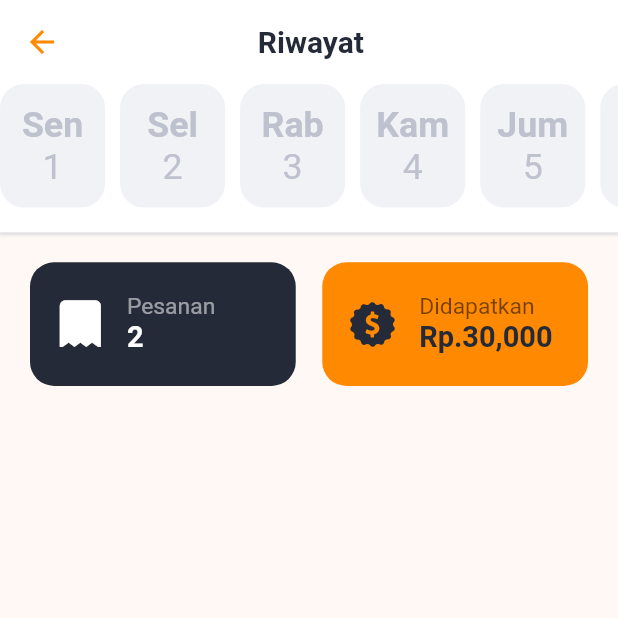
After one commit to MirzaMlna/Tambalin, a Flutter app: the HistoryView screen opened directly, on a phone screen of 412 x 824 dp, the top half of it. The commit adds this screen. Run offline on Flutter 3.47's test engine with Material 2 defaults, Android fonts, the light colour scheme and no system bars; our stand-ins replace chat_bubbles, get, google_fonts, responsive_sizer, settings_ui; missing offline and left inert: flutter_verification_code.

Commit message:
🎉🚧 Create History Page

```diff
--- /dev/null
+++ b/lib/history/history_date_separated.dart
@@ -0,0 +1,25 @@
+
+
+class HistoryDate {
+  String day;
+  int date;
+
+
+  HistoryDate(
+    this.day,
+    this.date,
+  );
+}
+
+List date = [
+  HistoryDate('Sen', 01),
+  HistoryDate('Sel', 02),
+  HistoryDate('Rab', 03),
+  HistoryDate('Kam', 04),
+  HistoryDate('Jum', 05),
+  HistoryDate('Sab', 06),
+  HistoryDate('Min', 07),
+  HistoryDate('Sen', 08),
+  HistoryDate('Sel', 09),
+  HistoryDate('Rab', 10),
+];
--- /dev/null
+++ b/lib/history/history_view.dart
@@ -0,0 +1,221 @@
+import 'package:flutter/material.dart';
+import 'package:responsive_sizer/responsive_sizer.dart';
+import 'package:tambalin_app/history/history_date_separated.dart';
+import 'package:tambalin_app/utlis/color_pallete.dart';
+import 'package:tambalin_app/utlis/tambalin_icons.dart';
+
+class HistoryView extends StatefulWidget {
+  const HistoryView({super.key});
+
+  @override
+  State<HistoryView> createState() => _HistoryViewState();
+}
+
+class _HistoryViewState extends State<HistoryView> {
+  bool dateClicked = false;
+
+  void toggleColor() {
+    setState(() {
+      dateClicked = !dateClicked;
+    });
+  }
+
+  @override
+  Widget build(BuildContext context) {
+    return Scaffold(
+      appBar: AppBar(
+        elevation: 0.0,
+        backgroundColor: Colors.white,
+        leading: BackButton(
+          color: tambalinPrimary,
+          onPressed: () => Navigator.pop(context),
+        ),
+        title: Row(
+          mainAxisAlignment: MainAxisAlignment.spaceAround,
+          children: [
+            SizedBox(
+              width: 2.w,
+            ),
+            const Text(
+              'Riwayat',
+              style: TextStyle(
+                color: tambalinBlack,
+                fontWeight: FontWeight.w600,
+              ),
+            ),
+            SizedBox(
+              width: 15.w,
+            ),
+          ],
+        ),
+      ),
+      body: SingleChildScrollView(
+        child: Column(
+          children: [
+            Stack(
+              children: [
+                Container(
+                  width: 100.w,
+                  height: 12.h,
+                  decoration: BoxDecoration(
+                    color: Colors.white,
+                    boxShadow: [
+                      BoxShadow(
+                        color: const Color(0xFFBEC2CE).withOpacity(0.5),
+                        spreadRadius: 1,
+                        blurRadius: 1,
+                        offset: const Offset(0, 1),
+                      ),
+                    ],
+                  ),
+                ),
+                SizedBox(
+                  height: 10.h,
+                  child: ListView.separated(
+                    scrollDirection: Axis.horizontal,
+                    itemBuilder: (BuildContext context, int index) {
+                      final historyDate = date[index];
+                      return GestureDetector(
+                        onTap: () {
+                          toggleColor();
+                        },
+                        child: Container(
+                          width: 17.w,
+                          height: 15.h,
+                          decoration: BoxDecoration(
+                            color: dateClicked
+                                ? Colors.white
+                                : const Color(0xFFF1F2F6),
+                            borderRadius: BorderRadius.circular(16),
+                            border: Border.all(
+                              color: dateClicked
+                                  ? tambalinPrimary
+                                  : const Color(0xFFF1F2F6),
+                              width: 2.0,
+                            ),
+                          ),
+                          child: Column(
+                            mainAxisAlignment: MainAxisAlignment.center,
+                            children: [
+                              Text(
+                                historyDate.day,
+                                style: TextStyle(
+                                  color: dateClicked
+                                      ? tambalinPrimary
+                                      : const Color(0xFFBEC2CE),
+                                  fontSize: 20.sp,
+                                  fontWeight: FontWeight.w600,
+                                ),
+                              ),
+                              Text(
+                                '${historyDate.date}',
+                                style: TextStyle(
+                                  color: dateClicked
+                                      ? tambalinPrimary
+                                      : const Color(0xFFBEC2CE),
+                                  fontSize: 20.sp,
+                                ),
+                              ),
+                            ],
+                          ),
+                        ),
+                      );
+                    },
+                    separatorBuilder: (BuildContext context, int index) {
+                      return const SizedBox(width: 10.0);
+                    },
+                    itemCount: date.length,
+                  ),
+                ),
+              ],
+            ),
+            Padding(
+              padding: const EdgeInsets.fromLTRB(20, 20, 20, 0),
+              child: Row(
+                mainAxisAlignment: MainAxisAlignment.spaceBetween,
+                children: [
+                  Container(
+                    height: 10.h,
+                    width: 43.w,
+                    padding: const EdgeInsets.all(15.0),
+                    decoration: BoxDecoration(
+                        color: tambalinBlack,
+                        borderRadius: BorderRadius.circular(16)),
+                    child: Row(
+                      children: [
+                        Icon(
+                          Tambalin.order,
+                          size: 25.sp,
+                          color: Colors.white,
+                        ),
+                        SizedBox(
+                          width: 3.w,
+                        ),
+                        Column(
+                          mainAxisAlignment: MainAxisAlignment.center,
+                          crossAxisAlignment: CrossAxisAlignment.start,
+                          children: [
+                            Text(
+                              'Pesanan',
+                              style: TextStyle(
+                                  color: Colors.white54, fontSize: 16.sp),
+                            ),
+                            Text(
+                              '2',
+                              style: TextStyle(
+                                  color: Colors.white,
+                                  fontSize: 18.sp,
+                                  fontWeight: FontWeight.w600),
+                            ),
+                          ],
+                        )
+                      ],
+                    ),
+                  ),
+                  Container(
+                    height: 10.h,
+                    width: 43.w,
+                    padding: const EdgeInsets.all(15.0),
+                    decoration: BoxDecoration(
+                        color: tambalinPrimary,
+                        borderRadius: BorderRadius.circular(16)),
+                    child: Row(
+                      children: [
+                        Icon(
+                          Tambalin.money,
+                          size: 25.sp,
+                          color: tambalinBlack,
+                        ),
+                        SizedBox(
+                          width: 3.w,
+                        ),
+                        Column(
+                          mainAxisAlignment: MainAxisAlignment.center,
+                          crossAxisAlignment: CrossAxisAlignment.start,
+                          children: [
+                            Text(
+                              'Didapatkan',
+                              style: TextStyle(
+                                  color: Colors.black54, fontSize: 16.sp),
+                            ),
+                            Text(
+                              'Rp.30,000',
+                              style: TextStyle(
+                                  color: tambalinBlack,
+                                  fontSize: 18.sp,
+                                  fontWeight: FontWeight.w600),
+                            ),
+                          ],
+                        )
+                      ],
+                    ),
+                  ),
+                ],
+              ),
+            ),
+          ],
+        ),
+      ),
+    );
+  }
+}
--- a/lib/main/views/main_page_view.dart
+++ b/lib/main/views/main_page_view.dart
@@ -1,8 +1,9 @@
 import 'package:flutter/material.dart';
 import 'package:responsive_sizer/responsive_sizer.dart';
+import 'package:tambalin_app/history/history_view.dart';
 import 'package:tambalin_app/main/widgets/onilne_offline_widget.dart';
 import 'package:tambalin_app/notfication/views/notification_view.dart';
-import 'package:tambalin_app/settings/views/setiings_view.dart';
+import 'package:tambalin_app/settings/views/settings_view.dart';
 import 'package:tambalin_app/widgets/buttons/button.dart';
 import 'package:tambalin_app/order/views/order_view.dart';
 import 'package:tambalin_app/utlis/color_pallete.dart';
@@ -210,7 +211,12 @@ class _MainPageState extends State<MainPage> {
                     style:
                         TextStyle(fontWeight: FontWeight.w600, fontSize: 15.sp),
                   ),
-                  onTap: () {},
+                  onTap: () {
+                    Navigator.push(
+                        context,
+                        MaterialPageRoute(
+                            builder: ((context) => const HistoryView())));
+                  },
                 ),
                 ListTile(
                   leading: Icon(
--- a/lib/order/views/detail/payment/add_price/add_price_view.dart
+++ b/lib/order/views/detail/payment/add_price/add_price_view.dart
@@ -48,6 +48,7 @@ class _AddPriceViewState extends State<AddPriceView> {
           child: Column(
             crossAxisAlignment: CrossAxisAlignment.start,
             children: [
+
               Text(
                 'HARGA PERBAIKAN',
                 style: TextStyle(
@@ -146,7 +147,7 @@ class _AddPriceViewState extends State<AddPriceView> {
                       width: 1.0,
                     ),
                   ),
-                  hintText: 'Ada 2 Lubang Di Ban',
+                  hintText: 'Ada 1 Lubang Di Ban',
                   hintStyle: TextStyle(
                     color: Colors.grey,
                     fontSize: 18.sp,
--- a/lib/settings/views/settings_separated.dart
+++ b/lib/settings/views/settings_separated.dart
@@ -1,6 +1,6 @@
 import 'package:flutter/material.dart';
 
-import 'package:tambalin_app/settings/views/setiings_view.dart';
+import 'package:tambalin_app/settings/views/settings_view.dart';
 import 'package:tambalin_app/utlis/tambalin_icons.dart';
 
 class Settings {
```
Also changed, not shown: lib/settings/views/settings_view.dart (renamed from lib/settings/views/setiings_view.dart).
